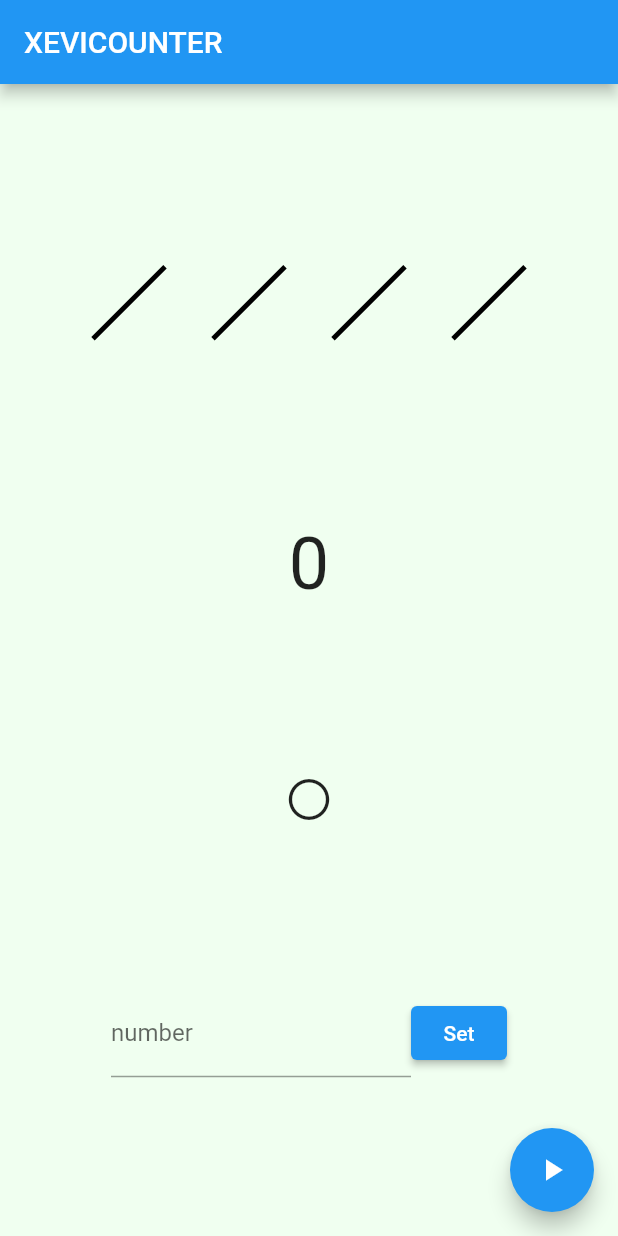
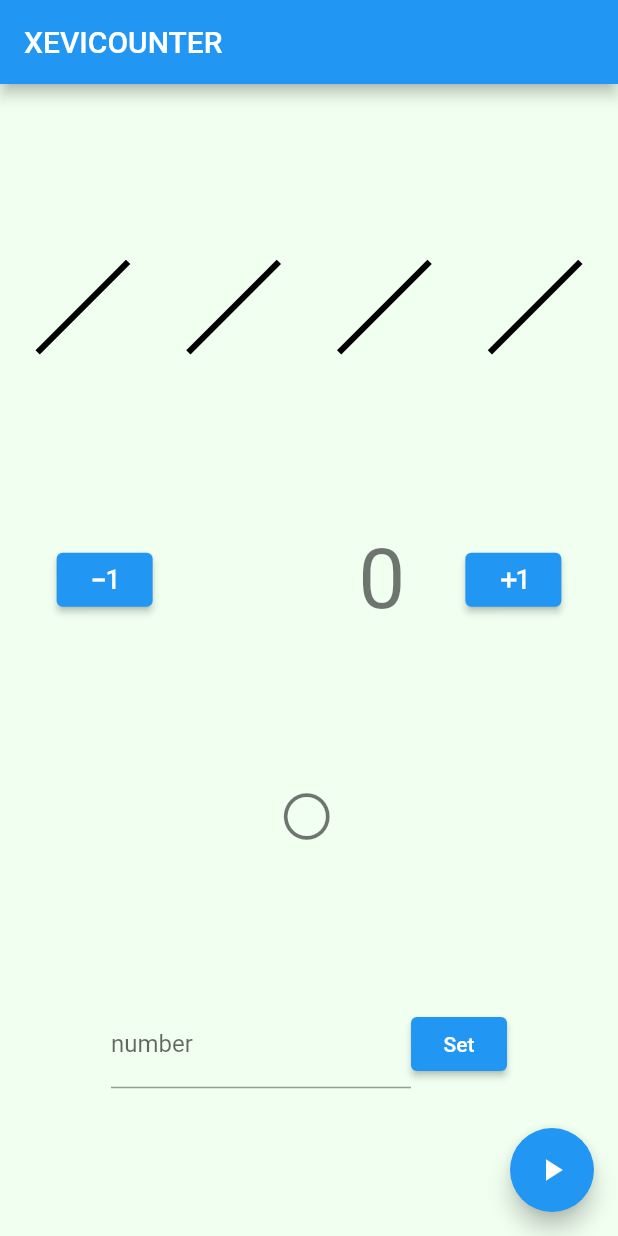
Before and after one commit to yagshi/xevicounter, a Flutter app: the screen it shows after launch, on a phone screen of 412 x 824 dp. Run offline on Flutter 3.47's test engine with Material 2 defaults, Android fonts, the phone set to English and light mode, and no system bars.

Commit message:
[jatext] modified to a StatelessWidget

```diff
--- a/lib/jatext.dart
+++ b/lib/jatext.dart
@@ -1,14 +1,9 @@
 import 'package:flutter/cupertino.dart';
+import 'package:flutter/material.dart';
 
-class JaText extends StatefulWidget {
-  JaText(this.value, {Key? key}) : super(key: key);
-  double value;
-
-  @override
-  _JaTextState createState() => _JaTextState();
-}
-
-class _JaTextState extends State<JaText> {
+class JaText extends StatelessWidget {
+  const JaText(this.value, {Key? key}) : super(key: key);
+  final double value;
   static const _digitNames = [
     '',
     '拾',
@@ -24,6 +19,7 @@ class _JaTextState extends State<JaText> {
     ''
   ];
   static const _jfigures = ['〇', '壹', '貮', '參', '肆', '伍', '陸', '漆', '捌', '玖'];
+
   String _num2ja(double x) {
     int idx = 1;
     int pos = 0;
@@ -53,10 +49,11 @@ class _JaTextState extends State<JaText> {
 
   @override
   Widget build(BuildContext context) {
-    String jaString = _num2ja(widget.value);
-    return Text(
+    String jaString = _num2ja(value);
+    return SelectableText(
       jaString,
-      style: const TextStyle(fontSize: 30),
+      style: Theme.of(context).textTheme.headline4,
+//      style: const TextStyle(fontSize: 30),
     );
   }
 }
--- a/lib/main.dart
+++ b/lib/main.dart
@@ -43,7 +43,7 @@ class _MainPageState extends State<MainPage> {
     XeviPainter(),
     XeviPainter(),
   ];
-  JaText _jaText = JaText(0);
+  JaText _jaText = const JaText(0);
 
   @override
   void initState() {
@@ -52,7 +52,6 @@ class _MainPageState extends State<MainPage> {
         setState(() {
           count++;
           _setValue(count);
-          _jaText = JaText(count.toDouble());
         });
       }
     });
@@ -69,10 +68,12 @@ class _MainPageState extends State<MainPage> {
 
   @override
   Widget build(BuildContext context) {
+    final width = MediaQuery.of(context).size.width;
+    //final height = MediaQuery.of(context).size.height;
     List<CustomPaint> rowcontent = [];
     for (XeviPainter element in digits) {
       rowcontent.add(CustomPaint(
-        size: const Size(80, 80),
+        size: Size((width - 10) / 4, (width - 10) / 4),
         painter: element,
       ));
     }
@@ -109,9 +110,27 @@ class _MainPageState extends State<MainPage> {
                 mainAxisAlignment: MainAxisAlignment.center,
                 children: rowcontent,
               ),
-              Text(
-                count.toString(),
-                style: const TextStyle(fontSize: 48),
+              Row(
+                mainAxisAlignment: MainAxisAlignment.center,
+                children: [
+                  ElevatedButton(
+                      onPressed: () => setState(() => _setValue(--count)),
+                      child: const Icon(Icons.exposure_minus_1_outlined)),
+                  const Padding(padding: EdgeInsets.all(20)),
+                  Text(
+                    (s) {
+                      return s.length > 8
+                          ? s
+                          : (" " * 8 + s).substring(s.length, s.length + 8);
+                    }(count.toString()),
+                    style: Theme.of(context).textTheme.headline2,
+                    //style: const TextStyle(fontSize: 48),
+                  ),
+                  const Padding(padding: EdgeInsets.all(20)),
+                  ElevatedButton(
+                      onPressed: () => setState(() => _setValue(++count)),
+                      child: const Icon(Icons.exposure_plus_1_outlined)),
+                ],
               ),
               _jaText,
               Row(
```
